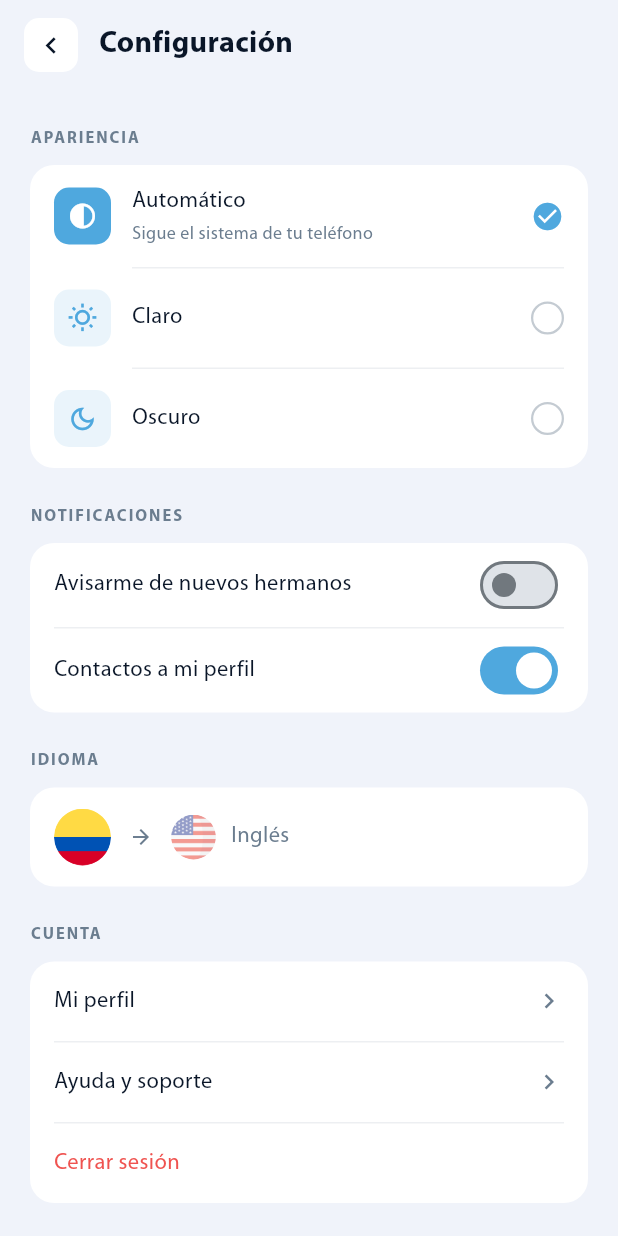
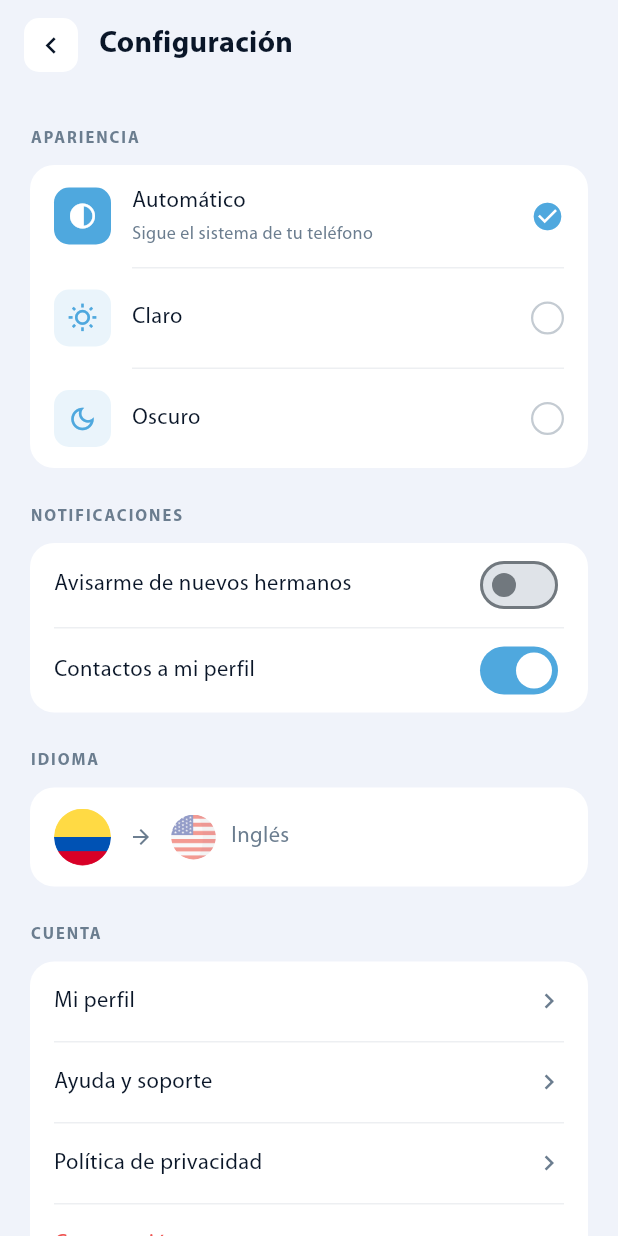
Before and after one commit to DiegoHCH/directory_ipuc_pis, a Flutter app: the SettingsScreen screen opened by its route, on a phone screen of 412 x 824 dp. Run offline on Flutter 3.47's test engine with Material 3 defaults, Android fonts, the phone set to English and light mode, and no system bars; our stand-ins replace animate_do, cloud_firestore, firebase_auth, firebase_core, firebase_messaging, flutter_local_notifications and 7 more; accounts and stored records are empty.

Commit message:
docs: add privacy policy page

```diff
--- a/lib/l10n/app_en.arb
+++ b/lib/l10n/app_en.arb
@@ -97,6 +97,8 @@
   "settingsNotifyContactsDesc": "Turn it off if you don't want to receive contacts for now.",
   "settingsMyProfile": "My profile",
   "settingsHelp": "Help and support",
+  "settingsPrivacy": "Privacy policy",
+  "errOpenPrivacy": "Could not open the privacy policy.",
   "settingsHelpMessage": "Hello, I need help with the IPUC Pisarreal Directory 🙏",
   "settingsSignOut": "Sign out",
   "settingsLanguage": "LANGUAGE",
--- a/lib/l10n/app_es.arb
+++ b/lib/l10n/app_es.arb
@@ -92,6 +92,8 @@
   "settingsNotifyContactsDesc": "Apágalo si no quieres recibir contactos por ahora.",
   "settingsMyProfile": "Mi perfil",
   "settingsHelp": "Ayuda y soporte",
+  "settingsPrivacy": "Política de privacidad",
+  "errOpenPrivacy": "No se pudo abrir la política de privacidad.",
   "settingsHelpMessage": "Hola, necesito ayuda con el Directorio IPUC Pisarreal 🙏",
   "settingsSignOut": "Cerrar sesión",
   "settingsLanguage": "IDIOMA",
--- a/lib/l10n/app_localizations.dart
+++ b/lib/l10n/app_localizations.dart
@@ -608,6 +608,18 @@ abstract class AppLocalizations {
   /// **'Help and support'**
   String get settingsHelp;
 
+  /// No description provided for @settingsPrivacy.
+  ///
+  /// In en, this message translates to:
+  /// **'Privacy policy'**
+  String get settingsPrivacy;
+
+  /// No description provided for @errOpenPrivacy.
+  ///
+  /// In en, this message translates to:
+  /// **'Could not open the privacy policy.'**
+  String get errOpenPrivacy;
+
   /// No description provided for @settingsHelpMessage.
   ///
   /// In en, this message translates to:
--- a/lib/l10n/app_localizations_en.dart
+++ b/lib/l10n/app_localizations_en.dart
@@ -268,6 +268,12 @@ class AppLocalizationsEn extends AppLocalizations {
   String get settingsHelp => 'Help and support';
 
   @override
+  String get settingsPrivacy => 'Privacy policy';
+
+  @override
+  String get errOpenPrivacy => 'Could not open the privacy policy.';
+
+  @override
   String get settingsHelpMessage =>
       'Hello, I need help with the IPUC Pisarreal Directory 🙏';
 
--- a/lib/l10n/app_localizations_es.dart
+++ b/lib/l10n/app_localizations_es.dart
@@ -269,6 +269,12 @@ class AppLocalizationsEs extends AppLocalizations {
   String get settingsHelp => 'Ayuda y soporte';
 
   @override
+  String get settingsPrivacy => 'Política de privacidad';
+
+  @override
+  String get errOpenPrivacy => 'No se pudo abrir la política de privacidad.';
+
+  @override
   String get settingsHelpMessage =>
       'Hola, necesito ayuda con el Directorio IPUC Pisarreal 🙏';
 
```
Also changed, not shown: lib/core/providers/support_provider.dart (+7 -1 lines), lib/features/settings/view/settings_screen.dart (+18 -0 lines), 1 other file.
